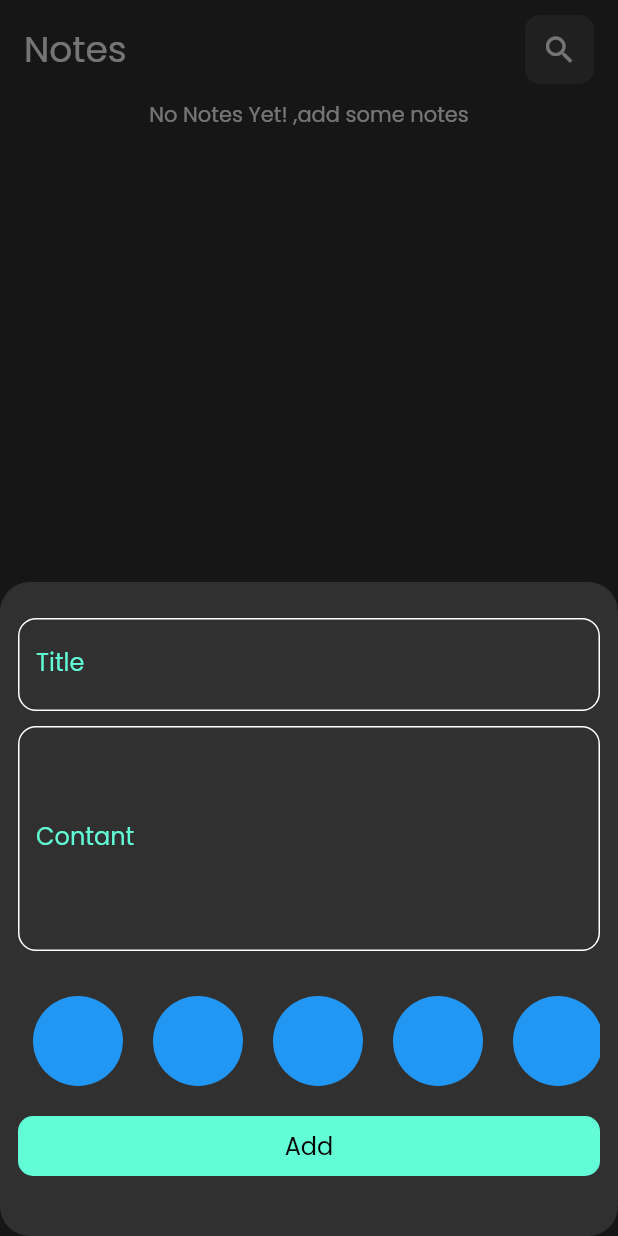
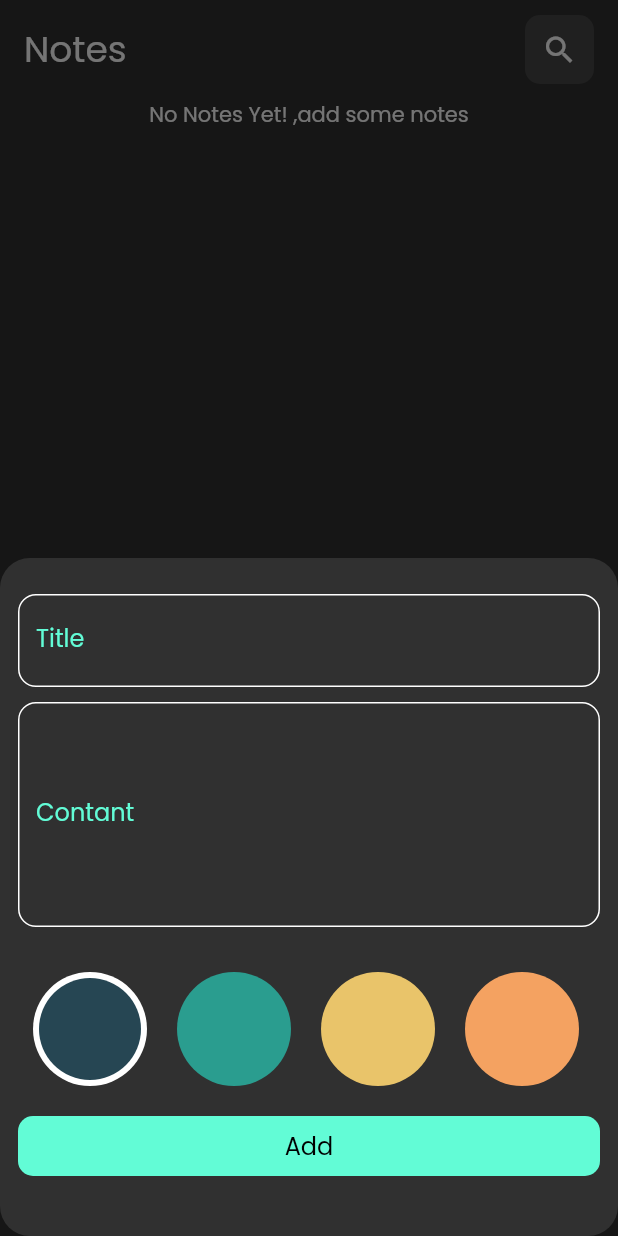
Before and after one commit to ahmedyhia123/notes_app, a Flutter app: the screen it shows after launch, after a tap on the "add" icon, on a phone screen of 412 x 824 dp. Run offline on Flutter 3.47's test engine with Material 3 defaults, Android fonts, the phone set to English and light mode, and no system bars; our stand-ins replace bloc, flutter_bloc, objectbox; generated files the repository leaves out were written again.

Commit message:
Colors List View Done

```diff
--- a/lib/widgets/color_item.dart
+++ b/lib/widgets/color_item.dart
@@ -1,10 +1,17 @@
 import 'package:flutter/material.dart';
 
 class ColorItem extends StatelessWidget {
-  const ColorItem({super.key});
-
+  const ColorItem({super.key, required this.isSelected, required this.color});
+  final bool isSelected;
+  final Color color;
   @override
   Widget build(BuildContext context) {
-    return CircleAvatar(radius: 30, backgroundColor: Colors.blue);
+    return isSelected
+        ? CircleAvatar(
+          radius: 38,
+          backgroundColor: Colors.white,
+          child: CircleAvatar(radius: 34, backgroundColor: color),
+        )
+        : CircleAvatar(radius: 38, backgroundColor: color);
   }
 }
--- a/lib/widgets/colors_list_view.dart
+++ b/lib/widgets/colors_list_view.dart
@@ -1,20 +1,43 @@
 import 'package:flutter/material.dart';
 import 'package:notes_app/widgets/color_item.dart';
 
-class ColorListView extends StatelessWidget {
+class ColorListView extends StatefulWidget {
   const ColorListView({super.key});
 
   @override
+  State<ColorListView> createState() => _ColorListViewState();
+}
+
+class _ColorListViewState extends State<ColorListView> {
+  int currentIndex = 0;
+  List<Color> colors = const [
+    Color(0xff264653),
+    Color(0xff2a9d8f),
+    Color(0xffe9c46a),
+    Color(0xfff4a261),
+    Color(0xffe76f51),
+  ];
+  @override
   Widget build(BuildContext context) {
     return SizedBox(
-      height: 60,
+      height: 38 * 2,
       child: ListView.builder(
-        itemCount: 10,
+        itemCount: colors.length,
         scrollDirection: Axis.horizontal,
         itemBuilder: (context, index) {
           return Padding(
             padding: const EdgeInsets.symmetric(horizontal: 10),
-            child: ColorItem(),
+            child: GestureDetector(
+              onTap: () {
+                setState(() {
+                  currentIndex = index;
+                });
+              },
+              child: ColorItem(
+                color: colors[index],
+                isSelected: currentIndex == index,
+              ),
+            ),
           );
         },
       ),
```
